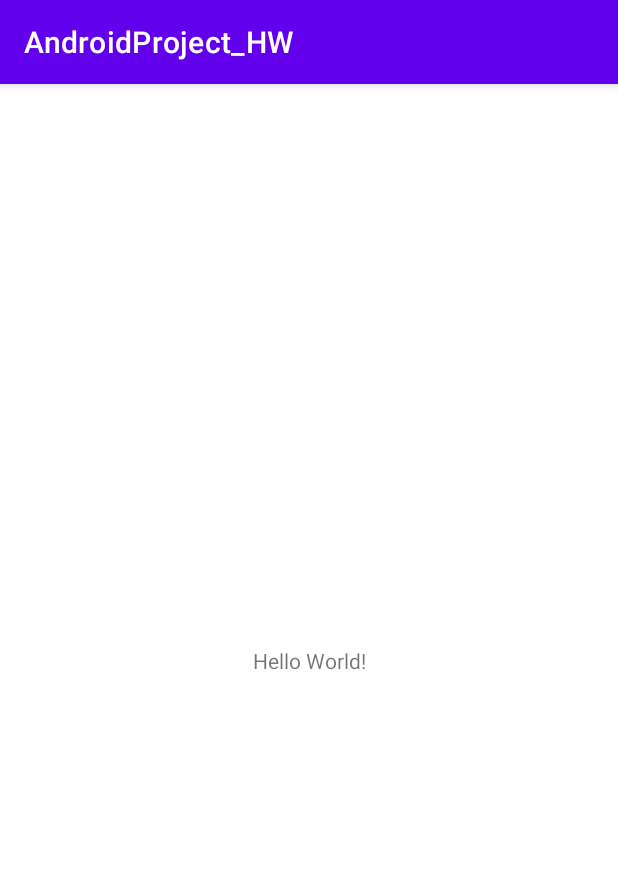
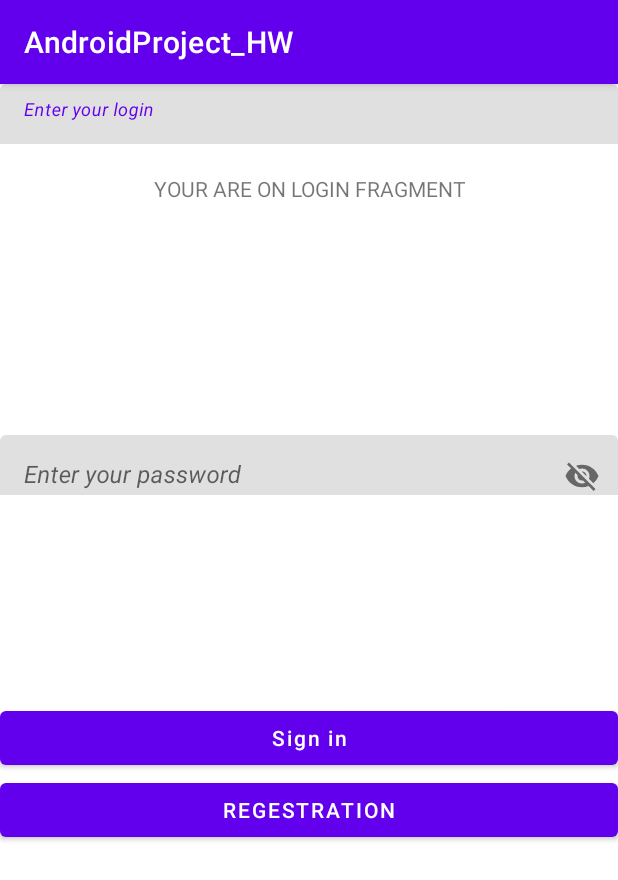
Before and after one commit to Svetttllana/AndroidProject_HW, an Android app: the screen it shows after launch (MainActivity), on a phone screen of 412 x 824 dp. Shown: the top 880 px of the screen. Run offline under Robolectric (Android 15) with nearby library versions, the phone set to English and light mode, and no system bars.

Commit message:
Hw5; Fragments and FragmentManagers

```diff
--- /dev/null
+++ b/app/src/main/java/com/example/androidproject_hw/LoginFragment.kt
@@ -0,0 +1,65 @@
+package com.example.androidproject_hw
+
+import android.os.Bundle
+import androidx.fragment.app.Fragment
+import android.view.LayoutInflater
+import android.view.View
+import android.view.ViewGroup
+import android.widget.Button
+import android.widget.EditText
+import android.widget.TextView
+import com.google.android.material.textfield.TextInputLayout
+
+
+class LoginFragment : Fragment() {
+
+    override fun onCreateView(
+        inflater: LayoutInflater, container: ViewGroup?,
+        savedInstanceState: Bundle?
+    ): View? {
+
+        return inflater.inflate(R.layout.fragment_login, container, false)
+    }
+
+    override fun onViewCreated(view: View, savedInstanceState: Bundle?) {
+        super.onViewCreated(view, savedInstanceState)
+
+
+        val login = view.findViewById<EditText>(R.id.edTex_login)
+        val password = view.findViewById<EditText>(R.id.edTex_password)
+        val btSignIn = view.findViewById<Button>(R.id.btnSignIn)
+
+
+        val btnRegestration = view.findViewById<Button>(R.id.btnRegestration)
+
+        btSignIn.setOnClickListener {
+
+            if (login.text.toString().isEmpty() && password.text.toString().isEmpty()) {
+                login.error = getString(R.string.LogCantBeEmpty)
+                password.error = getString(R.string.PassCantBeEmpty)
+
+            } else if (login.text.toString().isEmpty()) {
+                login.error = getString(R.string.LogCantBeEmpty)
+            } else if (password.text.toString().isEmpty()) {
+                password.error = getString(R.string.PassCantBeEmpty)
+            } else {
+                parentFragmentManager
+                    .beginTransaction()
+                    .replace(R.id.actContainer, MainScreenFragment())
+                    .commit()
+
+            }
+
+        }
+
+        btnRegestration.setOnClickListener {
+
+            parentFragmentManager
+                .beginTransaction()
+                .add(R.id.actContainer, SignUpFragment())
+                .addToBackStack("gg")
+                .commit()
+        }
+
+    }
+}
--- a/app/src/main/java/com/example/androidproject_hw/MainActivity.kt
+++ b/app/src/main/java/com/example/androidproject_hw/MainActivity.kt
@@ -7,5 +7,10 @@ class MainActivity : AppCompatActivity() {
     override fun onCreate(savedInstanceState: Bundle?) {
         super.onCreate(savedInstanceState)
         setContentView(R.layout.activity_main)
+        val fragmentTransaction = supportFragmentManager.beginTransaction()
+        fragmentTransaction.add(R.id.actContainer,LoginFragment())
+        fragmentTransaction.commit()
+
+
     }
 }
--- a/app/src/main/res/layout/activity_main.xml
+++ b/app/src/main/res/layout/activity_main.xml
@@ -6,13 +6,9 @@
     android:layout_height="match_parent"
     tools:context=".MainActivity">
 
-    <TextView
-        android:layout_width="wrap_content"
-        android:layout_height="wrap_content"
-        android:text="Hello World!"
-        app:layout_constraintBottom_toBottomOf="parent"
-        app:layout_constraintEnd_toEndOf="parent"
-        app:layout_constraintStart_toStartOf="parent"
-        app:layout_constraintTop_toTopOf="parent" />
+    <androidx.fragment.app.FragmentContainerView
+        android:layout_width="match_parent"
+        android:layout_height="match_parent"
+        android:id="@+id/actContainer"/>
 
 </androidx.constraintlayout.widget.ConstraintLayout>
--- /dev/null
+++ b/app/src/main/res/layout/fragment_login.xml
@@ -0,0 +1,86 @@
+<?xml version="1.0" encoding="utf-8"?>
+<androidx.constraintlayout.widget.ConstraintLayout
+    xmlns:android="http://schemas.android.com/apk/res/android"
+    xmlns:tools="http://schemas.android.com/tools"
+    android:layout_width="match_parent"
+    android:layout_height="match_parent"
+    xmlns:app="http://schemas.android.com/apk/res-auto"
+    tools:context=".LoginFragment">
+
+
+    <com.google.android.material.textfield.TextInputLayout
+        android:id="@+id/layout_login"
+        android:layout_width="match_parent"
+        android:layout_height="40dp"
+        tools:layout_editor_absoluteX="0dp"
+        tools:layout_editor_absoluteY="299dp">
+
+        <com.google.android.material.textfield.TextInputEditText
+            android:id="@+id/edTex_login"
+            android:layout_width="match_parent"
+            android:layout_height="50dp"
+            android:hint="@string/enter_your_login"
+            android:textColor="@color/black"
+            android:textStyle="italic" />
+    </com.google.android.material.textfield.TextInputLayout>
+
+    <com.google.android.material.textfield.TextInputLayout
+        android:id="@+id/layout_password"
+        android:layout_width="match_parent"
+        android:layout_height="40dp"
+        app:layout_constraintBottom_toBottomOf="parent"
+        app:layout_constraintEnd_toEndOf="parent"
+        app:layout_constraintHorizontal_bias="0.0"
+        app:layout_constraintStart_toStartOf="parent"
+        app:layout_constraintTop_toTopOf="parent"
+        app:layout_constraintVertical_bias="0.321"
+        app:passwordToggleEnabled="true"
+        tools:ignore="MissingConstraints">
+
+        <com.google.android.material.textfield.TextInputEditText
+            android:id="@+id/edTex_password"
+            android:layout_width="match_parent"
+            android:layout_height="55dp"
+
+            android:hint="@string/enter_your_password"
+            android:textStyle="italic"
+            app:layout_constraintTop_toTopOf="parent" />
+    </com.google.android.material.textfield.TextInputLayout>
+
+    <com.google.android.material.button.MaterialButton
+        android:id="@+id/btnSignIn"
+        android:layout_width="match_parent"
+        android:layout_height="wrap_content"
+        android:layout_marginBottom="308dp"
+        android:text="@string/sign_in"
+        android:textAllCaps="false"
+        app:layout_constraintBottom_toBottomOf="parent"
+        tools:ignore="NotSibling"
+        tools:layout_editor_absoluteX="0dp" />
+
+    <com.google.android.material.textview.MaterialTextView
+        android:id="@+id/textView"
+        android:layout_width="match_parent"
+        android:layout_height="wrap_content"
+        android:layout_marginTop="60dp"
+        android:gravity="center"
+
+        android:text="YOUR ARE ON LOGIN FRAGMENT"
+        app:layout_constraintEnd_toEndOf="parent"
+        app:layout_constraintStart_toStartOf="parent"
+        app:layout_constraintTop_toTopOf="parent" />
+
+    <Button
+        android:id="@+id/btnRegestration"
+        android:layout_width="match_parent"
+        android:layout_height="wrap_content"
+        android:text="Regestration"
+        app:layout_constraintBottom_toBottomOf="parent"
+        app:layout_constraintEnd_toEndOf="parent"
+        app:layout_constraintHorizontal_bias="0.0"
+        app:layout_constraintStart_toStartOf="parent"
+        app:layout_constraintTop_toBottomOf="@+id/btnSignIn"
+        app:layout_constraintVertical_bias="0.0" />
+
+
+</androidx.constraintlayout.widget.ConstraintLayout>
--- a/app/src/main/res/values/strings.xml
+++ b/app/src/main/res/values/strings.xml
@@ -1,3 +1,10 @@
 <resources>
     <string name="app_name">AndroidProject_HW</string>
+    <!-- TODO: Remove or change this placeholder text -->
+    <string name="hello_blank_fragment">Hello blank fragment</string>
+    <string name="enter_your_login">Enter your login</string>
+    <string name="enter_your_password">Enter your password</string>
+    <string name="sign_in">Sign in</string>
+    <string name="PassCantBeEmpty">Password cant be empty</string>
+    <string name="LogCantBeEmpty">Login cant be empty</string>
 </resources>
```
Also changed, not shown: app/src/main/java/com/example/androidproject_hw/MainScreenFragment.kt (added, +27 -0 lines), app/src/main/java/com/example/androidproject_hw/SignUpFragment.kt (added, +63 -0 lines), app/src/main/res/layout/fragment_main_screen.xml (added, +23 -0 lines), app/src/main/res/layout/fragment_sign_up.xml (added, +75 -0 lines).
